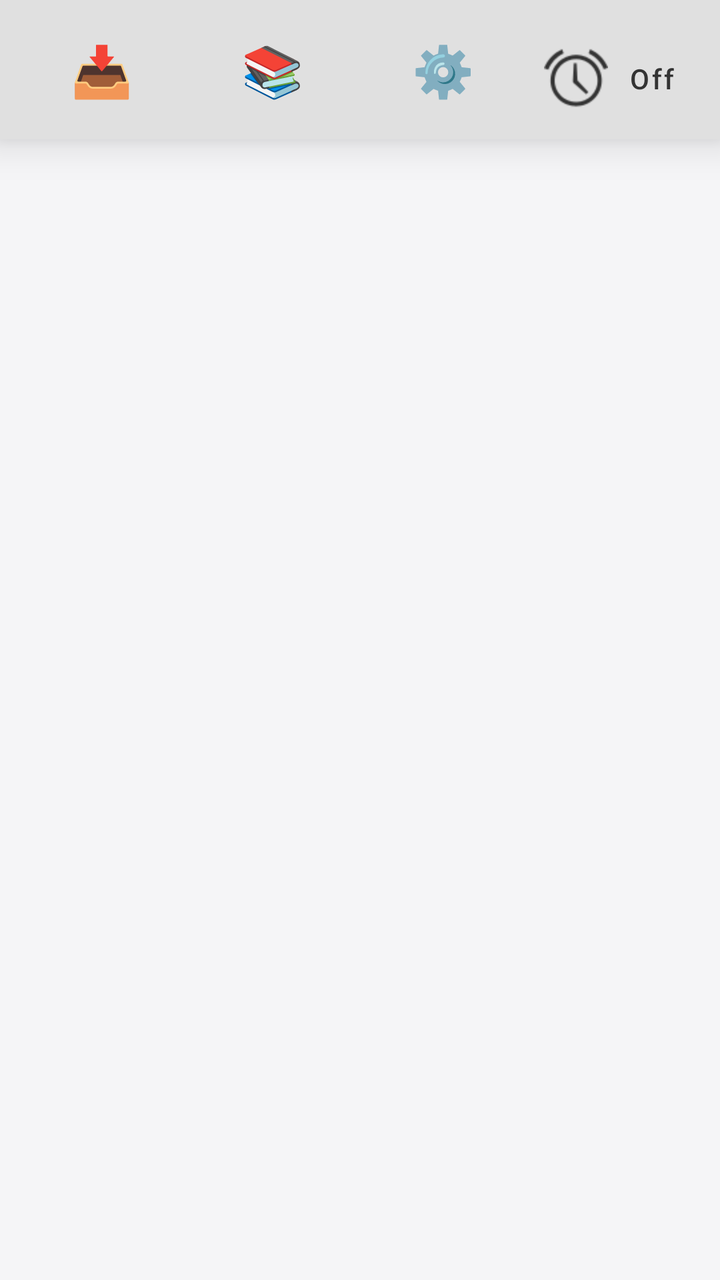
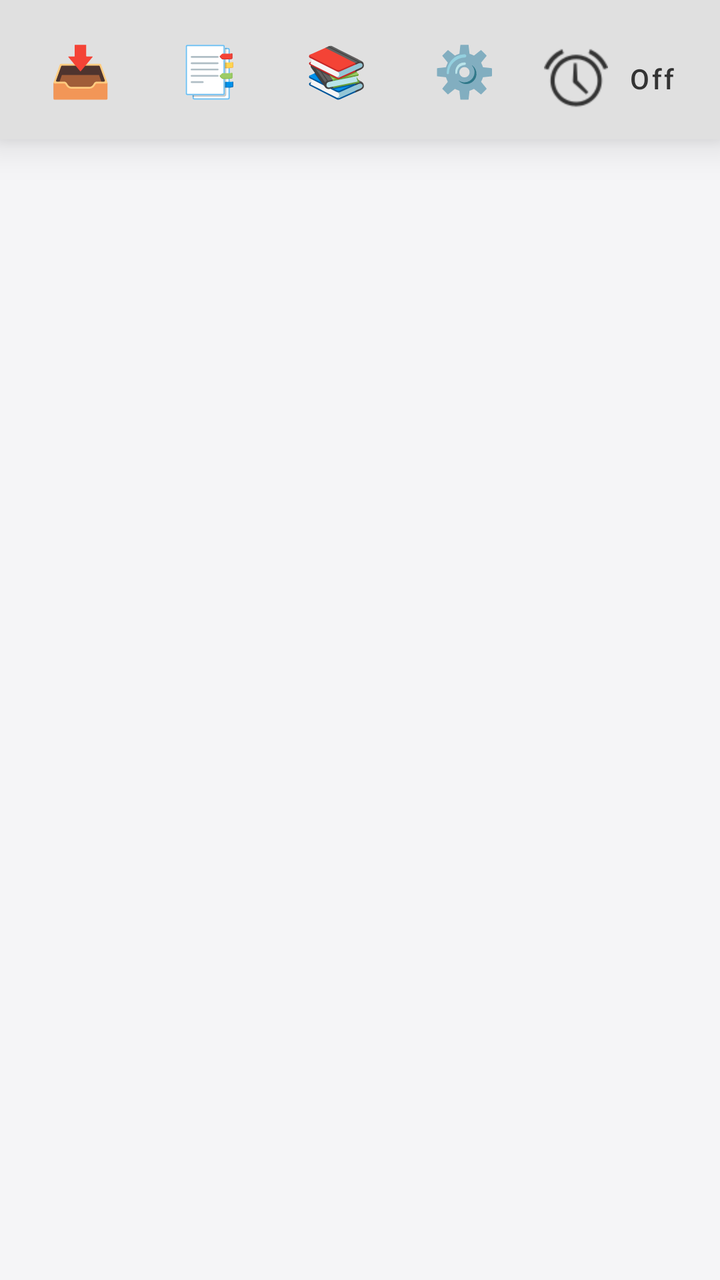

Compare the two renders of this Android layout. The source of the first and the diff that turns it into the second are given below.
<!-- AndroidManifest.xml: application theme Theme.LODIBOOKREADER -->
<!-- res/layout/activity_main.xml -->
<?xml version="1.0" encoding="utf-8"?>
<androidx.constraintlayout.widget.ConstraintLayout
    xmlns:android="http://schemas.android.com/apk/res/android"
    xmlns:app="http://schemas.android.com/apk/res-auto"
    android:id="@+id/rootLayout"
    android:layout_width="match_parent"
    android:layout_height="match_parent"
    android:background="@color/appBackground">

    
    <androidx.recyclerview.widget.RecyclerView
        android:id="@+id/recyclerView"
        android:layout_width="match_parent"
        android:layout_height="match_parent"
        android:clipToPadding="false"
        android:paddingTop="72dp"
        android:paddingBottom="120dp"
        app:layout_constraintTop_toTopOf="parent"
        app:layout_constraintBottom_toBottomOf="parent"/>

    
    <LinearLayout
        android:id="@+id/topBar"
        android:layout_width="match_parent"
        android:layout_height="wrap_content"
        android:orientation="horizontal"
        android:padding="8dp"
        android:background="@color/topControlsBackground"
        app:layout_constraintTop_toTopOf="parent"
        android:elevation="12dp"
        android:visibility="visible">

        
        <com.google.android.material.button.MaterialButton
            android:id="@+id/loadBookBtn"
            style="@style/Widget.MaterialComponents.Button.TextButton"
            android:layout_width="0dp"
            android:layout_height="wrap_content"
            android:layout_weight="1"
            android:text="📥"
            android:textAllCaps="false"
            android:textColor="@color/primaryText"
            android:textSize="25sp"
            app:iconTint="@color/primaryText" />

        
        <com.google.android.material.button.MaterialButton
            android:id="@+id/openShelfBtn"
            style="@style/Widget.MaterialComponents.Button.TextButton"
            android:layout_width="0dp"
            android:layout_height="wrap_content"
            android:layout_weight="1"
            android:text="📚"
            android:textAllCaps="false"
            android:textColor="@color/primaryText"
            android:textSize="25sp"
            app:iconTint="@color/primaryText" />

        
        <com.google.android.material.button.MaterialButton
            android:id="@+id/openSettingsBtn"
            style="@style/Widget.MaterialComponents.Button.TextButton"
            android:layout_width="0dp"
            android:layout_height="wrap_content"
            android:layout_weight="1"
            android:text="⚙️"
            android:textAllCaps="false"
            android:textColor="@color/primaryText"
            android:textSize="25sp"
            app:iconTint="@color/primaryText" />

        
        <com.google.android.material.button.MaterialButton
            android:id="@+id/timerToggleButton"
            style="@style/Widget.MaterialComponents.Button.TextButton"
            android:layout_width="wrap_content"
            android:layout_height="wrap_content"
            android:text="Off"
            android:textAllCaps="false"
            android:textColor="@color/primaryText"
            app:icon="@android:drawable/ic_lock_idle_alarm"
            app:iconSize="32dp"
            app:iconTint="@color/primaryText" />
    </LinearLayout>

    
    <androidx.cardview.widget.CardView
        android:id="@+id/bottomControls"
        android:layout_width="wrap_content"
        android:layout_height="wrap_content"
        android:layout_marginBottom="16dp"
        app:cardCornerRadius="28dp"
        app:cardElevation="12dp"
        app:layout_constraintBottom_toBottomOf="parent"
        app:layout_constraintStart_toStartOf="parent"
        app:layout_constraintEnd_toEndOf="parent"
        app:cardBackgroundColor="@color/topControlsBackground"
        android:visibility="gone">

        <LinearLayout
            android:layout_width="wrap_content"
            android:layout_height="wrap_content"
            android:gravity="center"
            android:orientation="horizontal"
            android:padding="8dp">

            
            <com.google.android.material.floatingactionbutton.FloatingActionButton
                android:id="@+id/closeFab"
                android:layout_width="wrap_content"
                android:layout_height="wrap_content"
                android:layout_margin="4dp"
                android:contentDescription="Close"
                app:backgroundTint="@color/closeButtonColor"
                app:fabSize="mini"
                app:srcCompat="@android:drawable/ic_menu_close_clear_cancel"
                app:tint="@android:color/white" />

            
            <com.google.android.material.floatingactionbutton.FloatingActionButton
                android:id="@+id/rewindFab"
                android:layout_width="wrap_content"
                android:layout_height="wrap_content"
                android:layout_margin="4dp"
                android:contentDescription="Rewind"
                app:backgroundTint="@color/rewindButtonColor"
                app:fabSize="mini"
                app:srcCompat="@android:drawable/ic_media_rew"
                app:tint="@android:color/white" />

            
            <com.google.android.material.floatingactionbutton.FloatingActionButton
                android:id="@+id/playPauseFab"
                android:layout_width="wrap_content"
                android:layout_height="wrap_content"
                android:layout_margin="4dp"
                android:contentDescription="Play or Pause"
                app:backgroundTint="@color/playButtonColor"
                app:fabSize="normal"
                app:srcCompat="@android:drawable/ic_media_play"
                app:tint="@android:color/white" />

            
            <com.google.android.material.floatingactionbutton.FloatingActionButton
                android:id="@+id/forwardFab"
                android:layout_width="wrap_content"
                android:layout_height="wrap_content"
                android:layout_margin="4dp"
                android:contentDescription="Forward"
                app:backgroundTint="@color/rewindButtonColor"
                app:fabSize="mini"
                app:srcCompat="@android:drawable/ic_media_ff"
                app:tint="@android:color/white" />

        </LinearLayout>
    </androidx.cardview.widget.CardView>

</androidx.constraintlayout.widget.ConstraintLayout>
<!-- resources referenced by this layout -->
<resources>
  <color name="appBackground">#F5F5F7</color>
  <color name="closeButtonColor">#EF5350</color>
  <color name="playButtonColor">#4CAF50</color>
  <color name="primaryText">#333333</color>
  <color name="rewindButtonColor">#2196F3</color>
  <color name="topControlsBackground">#E0E0E0</color>
  <style name="Theme.LODIBOOKREADER" parent="Base.Theme.LODIBOOKREADER" />
  <style name="Base.Theme.LODIBOOKREADER" parent="Theme.Material3.DayNight.NoActionBar">
          
          
      </style>
</resources>

<!-- the commit's change to res/layout/activity_main.xml (unified diff, before → after) -->
@@ -42,6 +42,19 @@
             android:textColor="@color/primaryText"
             android:textSize="25sp"
             app:iconTint="@color/primaryText" />
+        
+        <com.google.android.material.button.MaterialButton
+            android:id="@+id/openTocBtn"
+            style="@style/Widget.MaterialComponents.Button.TextButton"
+            android:layout_width="0dp"
+            android:layout_height="wrap_content"
+            android:layout_weight="1"
+            android:text="📑"
+            android:textAllCaps="false"
+            android:textColor="@color/primaryText"
+            android:textSize="25sp"
+            app:iconTint="@color/primaryText" />
+
 
         
         <com.google.android.material.button.MaterialButton
